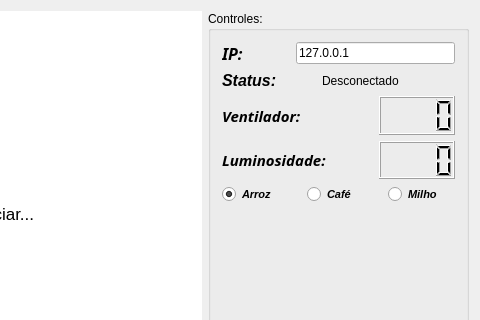
alexandretok/projeto1-sistemas-digitais, file aplicacao-desktop/Sistema-de-secagem/mainwindow.ui: the form before one commit; both pictures show x 461 to 941 and y 0 to 320 of the 941 by 428 pixel window.
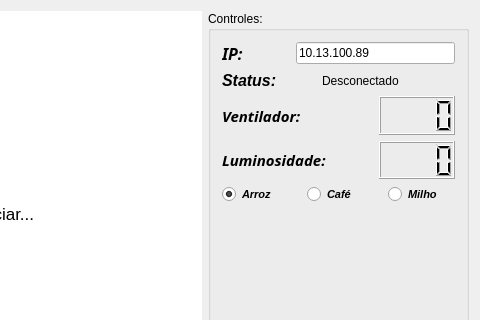
The form after the commit. Icons and pictures are not drawn. Custom widgets are drawn as their Qt base class.

Diff of the .ui file:
```diff
--- a/aplicacao-desktop/Sistema-de-secagem/mainwindow.ui
+++ b/aplicacao-desktop/Sistema-de-secagem/mainwindow.ui
@@ -135,7 +135,7 @@
          <item>
           <widget class="QLineEdit" name="lineEdit">
            <property name="text">
-            <string>127.0.0.1</string>
+            <string>10.13.100.89</string>
            </property>
           </widget>
          </item>
```
